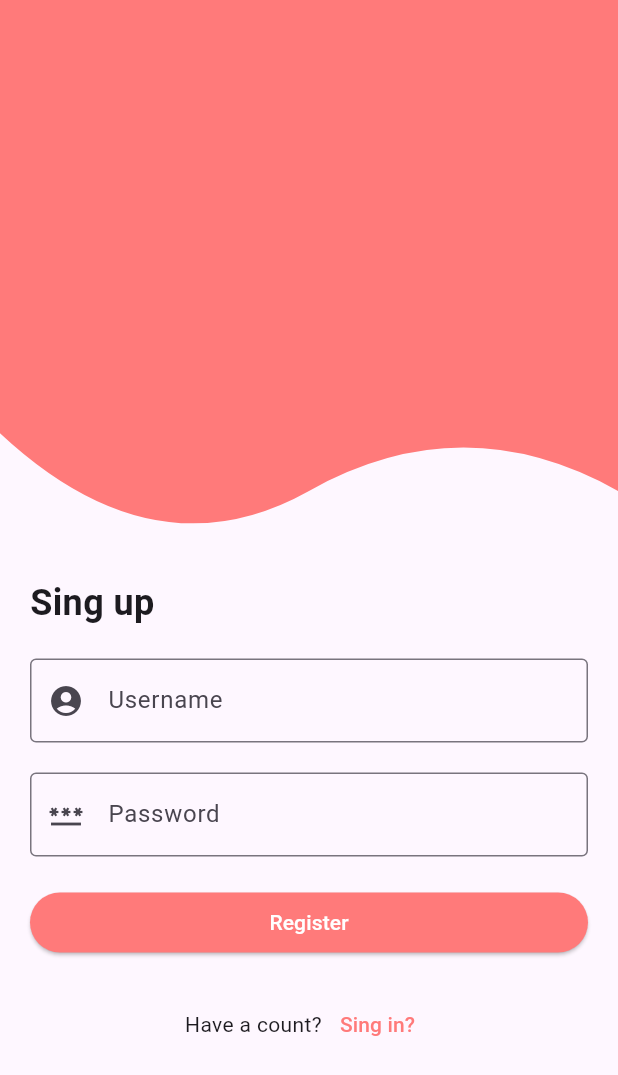
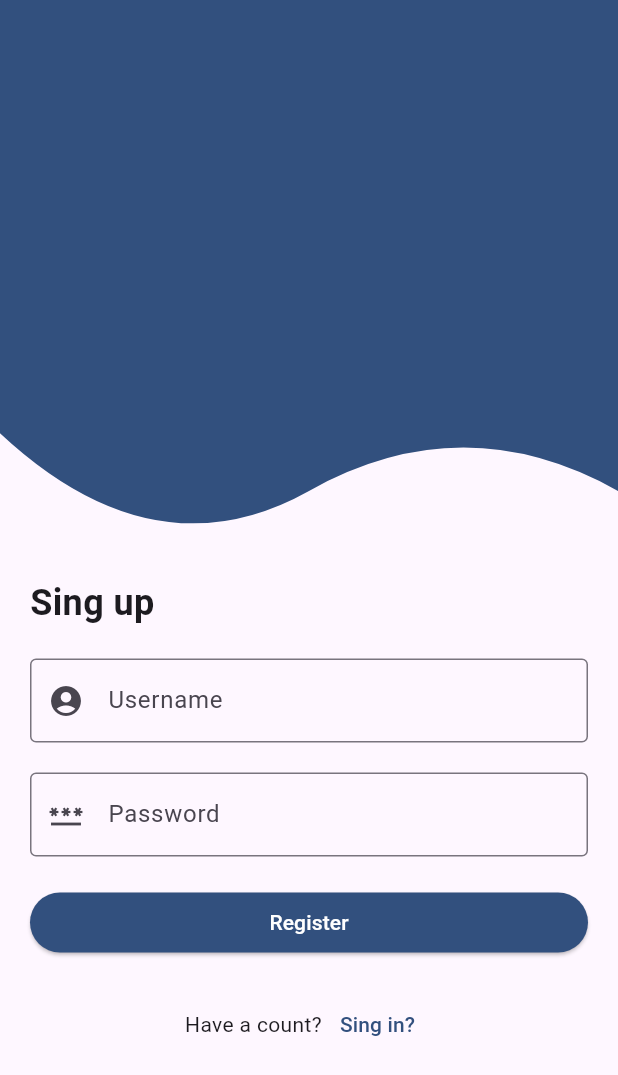
Before and after one commit to ManantsoaRayan/tsena_mora, a Flutter app: the TsenaMoraRegistre screen opened by its route, on a phone screen of 412 x 824 dp. Shown: the top 1075 px of the screen. Run offline on Flutter 3.47's test engine with Material 3 defaults, Android fonts, the light colour scheme and no system bars.

Commit message:
modification_couleur

```diff
--- /dev/null
+++ b/lib/model/categorieModel.dart
@@ -0,0 +1,27 @@
+import 'dart:convert';
+
+import 'package:flutter/services.dart';
+
+class CategorieClass{
+
+  String categorie;
+  String imageCategorie;
+
+  CategorieClass({required this.categorie, required this.imageCategorie});
+
+    factory CategorieClass.fromCategorie(Map<String, dynamic> jsonCategorie){
+    return CategorieClass(
+      categorie: jsonCategorie['categorie'],
+      imageCategorie: jsonCategorie['imageCategorie']
+    );
+  }
+
+}
+
+class CategorieModel {
+    Future <List <CategorieClass>> fetchCategorie() async{
+    final jsonStringCategorie = await rootBundle.loadString('assets/categorie.json');
+    final List dataCategorie = json.decode(jsonStringCategorie);
+    return dataCategorie.map((e) => CategorieClass.fromCategorie(e)).toList();
+  }
+}
--- /dev/null
+++ b/lib/model/descriptionModel.dart
@@ -0,0 +1,28 @@
+import 'dart:convert';
+
+import 'package:flutter/services.dart';
+
+class DescriptionClass {
+
+  String price;
+  String description;
+  String image;
+
+  DescriptionClass({required this.price , required this.description, required this.image});
+
+  factory DescriptionClass.fromDescription(Map<String, dynamic> jsonDescription){
+    return DescriptionClass(
+      price: jsonDescription['price'],
+      description: jsonDescription['description'],
+      image: jsonDescription['image']
+    );
+  }
+}
+
+class DescriptionModel {
+    Future <List <DescriptionClass>> fetchDescription() async{
+    final jsonStringDescription = await rootBundle.loadString('assets/description.json');
+    final List dataDescription = json.decode(jsonStringDescription);
+    return dataDescription.map((e) => DescriptionClass.fromDescription(e)).toList();
+  }
+}
--- a/lib/model/tsenaMoraModel.dart
+++ b/lib/model/tsenaMoraModel.dart
@@ -1,44 +1,11 @@
-import 'dart:convert';
-
-import 'package:flutter/services.dart';
-
 class TsenaMora{
   String userName;
   String password;
-  String price;
-  String description;
-  String image;
-  String categorie;
-  String imageCategorie;
 
   TsenaMora({
     this.userName = '',
     this.password = '',
-    this.price = '',
-    this.description = '',
-    this.image = '',
-    this.categorie = '',
-    this.imageCategorie = ''
-
   });
-
-
-  factory TsenaMora.fromCategorie(Map<String, dynamic> jsonCategorie){
-    return TsenaMora(
-      categorie: jsonCategorie['categorie'],
-      imageCategorie: jsonCategorie['imageCategorie']
-    );
-  }
-
-    factory TsenaMora.fromDescription(Map<String, dynamic> jsonDescription){
-    return TsenaMora(
-      price: jsonDescription['price'],
-      description: jsonDescription['description'],
-      image: jsonDescription['image']
-    );
-  }
-
-
 }
 
 class TsenaMoraModel {
@@ -65,18 +32,4 @@ class TsenaMoraModel {
     //retourne true si le mot de passe existe dans la liste
     return passwordList.any((pass) => pass.password == password);
   }
-
-
-  Future <List <TsenaMora>> fetchCategorie() async{
-    final jsonStringCategorie = await rootBundle.loadString('assets/categorie.json');
-    final List dataCategorie = json.decode(jsonStringCategorie);
-    return dataCategorie.map((e) => TsenaMora.fromCategorie(e)).toList();
-  }
-
-  Future <List <TsenaMora>> fetchDescription() async{
-    final jsonStringDescription = await rootBundle.loadString('assets/description.json');
-    final List dataDescription = json.decode(jsonStringDescription);
-    return dataDescription.map((e) => TsenaMora.fromDescription(e)).toList();
-  }
-
 }
--- /dev/null
+++ b/lib/view/appColors.dart
@@ -0,0 +1,9 @@
+import 'package:flutter/material.dart';
+
+class AppColors {
+  static const Color primary = Color.fromARGB(255, 50, 80, 126);
+  static const Color secondary = Color.fromRGBO(255, 165, 0, 1);
+  static const Color background = Color(0xFFF5F5F5);
+  static const Color textDark = Color(0xFF333333);
+  static const Color textLight = Color(0xFFFFFFFF);
+}
--- a/lib/view/tsenaMoraRegistre.dart
+++ b/lib/view/tsenaMoraRegistre.dart
@@ -1,6 +1,6 @@
 import 'package:flutter/material.dart';
 import 'package:provider/provider.dart';
-//import 'package:tsena_mora/model/tsenaMoraModel.dart';
+import 'package:tsena_mora/view/appColors.dart';
 import 'package:tsena_mora/view/wave.dart';
 import 'package:tsena_mora/viewModel/tsenaMoraViewModel.dart';
 
@@ -12,8 +12,6 @@ class TsenaMoraRegistre extends StatefulWidget{
 }
 
 class TsenaMoraViewState extends State<TsenaMoraRegistre>{
-
-
   TextEditingController userController = TextEditingController();
   TextEditingController passwordController = TextEditingController();
 
@@ -26,7 +24,7 @@ class TsenaMoraViewState extends State<TsenaMoraRegistre>{
         children: [
           Expanded(
             child: WaveHeader(
-              color: Color(0XFFFF7A7A),
+              color: AppColors.primary,
               height: 260,
             ),
           ),
@@ -76,7 +74,7 @@ class TsenaMoraViewState extends State<TsenaMoraRegistre>{
                     width: double.infinity,
                     child: ElevatedButton(
                       style: ButtonStyle(
-                        backgroundColor: WidgetStateProperty.all(Color(0XFFFF7A7A)),
+                        backgroundColor: WidgetStateProperty.all(AppColors.primary),
                         foregroundColor: WidgetStateProperty.all(Colors.white)
                       ),
                       onPressed: () {
@@ -126,7 +124,7 @@ class TsenaMoraViewState extends State<TsenaMoraRegistre>{
                         child: Text(
                           "Sing in?",
                           style: TextStyle(
-                            color: Color(0XFFFF7A7A)
+                            color: AppColors.primary
                           ),
                         )
                       )
--- a/lib/viewModel/viewModelCategorie.dart
+++ b/lib/viewModel/viewModelCategorie.dart
@@ -1,10 +1,10 @@
 import 'package:flutter/material.dart';
-import 'package:tsena_mora/model/tsenaMoraModel.dart';
+import 'package:tsena_mora/model/categorieModel.dart';
 
 class ViewModelCategorie extends ChangeNotifier{
 
-  TsenaMoraModel modelCategorie  = TsenaMoraModel();
-  List <TsenaMora> listCategorie =[];
+  CategorieModel modelCategorie  = CategorieModel();
+  List <CategorieClass> listCategorie =[];
   bool isLoading = true;
 
 
@@ -17,6 +17,6 @@ class ViewModelCategorie extends ChangeNotifier{
   }
 
 
-  List <TsenaMora> get getListCategorie => listCategorie;
+  List <CategorieClass> get getListCategorie => listCategorie;
 
 }
--- a/lib/viewModel/viewModelDescription.dart
+++ b/lib/viewModel/viewModelDescription.dart
@@ -1,10 +1,10 @@
 import 'package:flutter/material.dart';
-import 'package:tsena_mora/model/tsenaMoraModel.dart';
+import 'package:tsena_mora/model/descriptionModel.dart';
 
 class ViewModelDescription extends ChangeNotifier{
 
-  TsenaMoraModel modelDescription  = TsenaMoraModel();
-  List <TsenaMora> listDescription = [];
+  DescriptionModel modelDescription  = DescriptionModel();
+  List <DescriptionClass> listDescription = [];
   bool isLoading = true;
 
 
@@ -16,6 +16,6 @@ class ViewModelDescription extends ChangeNotifier{
     });
   }
 
-  List <TsenaMora> get getListDescription => listDescription;
+  List <DescriptionClass> get getListDescription => listDescription;
 
 }
```
Also changed, not shown: assets/categorie.json (+16 -20 lines), lib/view/appBarBottomBar.dart (+22 -4 lines), lib/view/tsenMoraViewCategorie.dart (+8 -7 lines), lib/view/tsenaMoraLogin.dart (+25 -6 lines), lib/view/tsenaMoraViewDescription.dart (+2 -5 lines), assets/imageCategorie/batiment.jpg (added), assets/imageCategorie/boucherie.jpg (added), assets/imageCategorie/cuisine.jpg (added), assets/imageCategorie/jouet.jpg (added), assets/imageCategorie/meuble.jpg (added), assets/imageCategorie/patisserie.jpg (added), assets/imageCategorie/ppn.jpg (added), assets/imageCategorie/scolaire.jpg (added).
